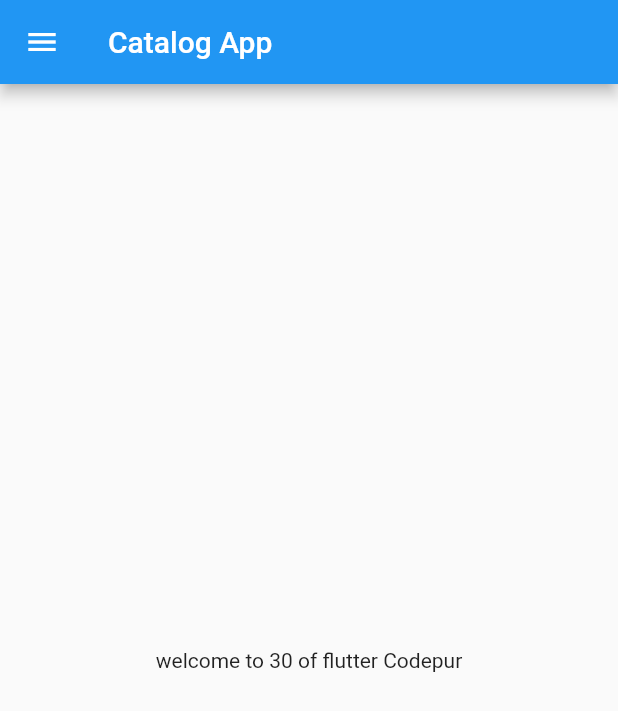
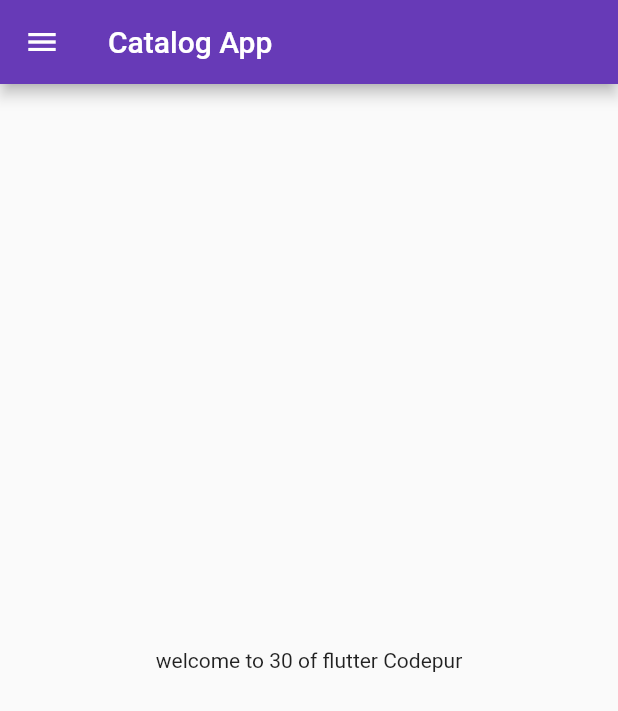
Before and after one commit to ashutosh2143/theendofflutter, a Flutter app: the screen it shows after launch, on a phone screen of 412 x 824 dp. Shown: the top 711 px of the screen. Run offline on Flutter 3.47's test engine with Material 2 defaults, Android fonts, the phone set to English and light mode, and no system bars.

Commit message:
day3 completed

```diff
--- a/lib/main.dart
+++ b/lib/main.dart
@@ -1,5 +1,6 @@
 import 'package:flutter/material.dart';
-import 'home_page.dart';
+import 'pages/home_page.dart';
+import 'pages/login_page.dart';
 
 void main() {
   runApp(MyApp());
@@ -9,7 +10,17 @@ class MyApp extends StatelessWidget {
   @override
   Widget build(BuildContext context) {
     return MaterialApp(
-      home: HomePage(),
+      themeMode: ThemeMode.light,
+      theme: ThemeData(primarySwatch: Colors.deepPurple),
+      darkTheme: ThemeData(
+        brightness: Brightness.dark,
+      ),
+      initialRoute: "/home",
+      routes: {
+        "/": (contest) => LoginPage(),
+        "/home": (context) => HomePage(),
+        "/login": (context) => LoginPage()
+      },
     );
   }
 }
```
Also changed, not shown: lib/pages/login_page.dart (added, +19 -0 lines), lib/pages/home_page.dart (renamed from lib/home_page.dart).
